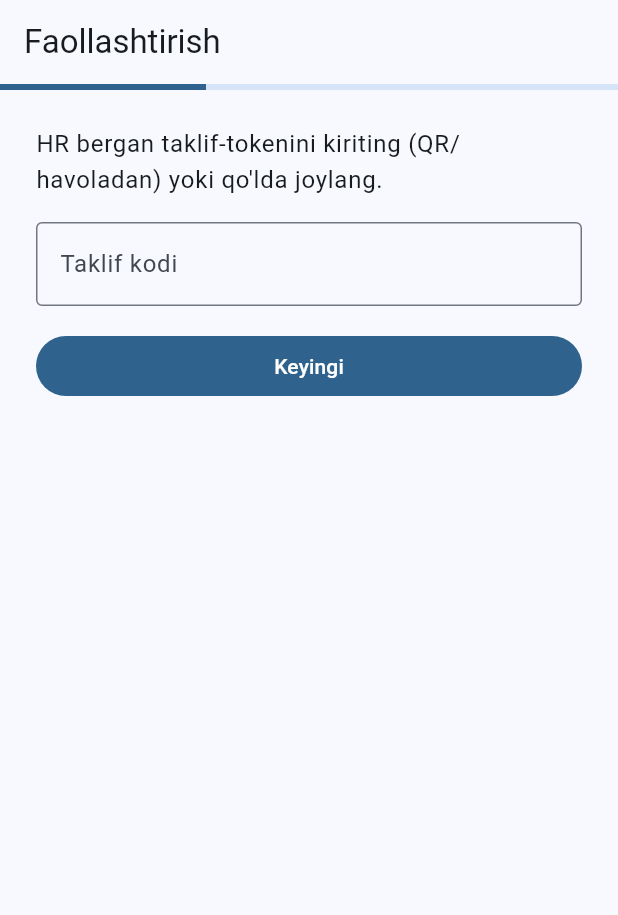
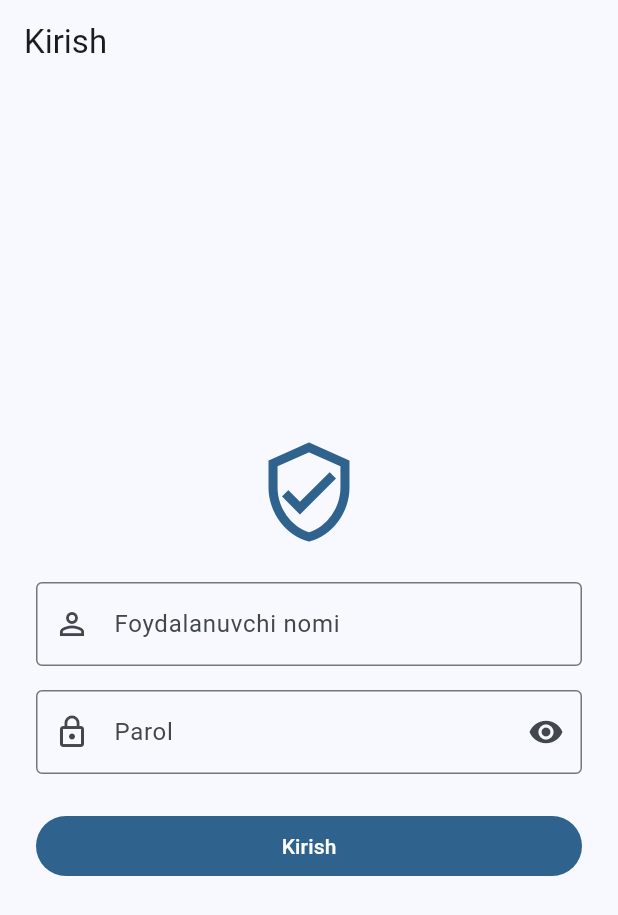
Before and after one commit to anasazamov/employee-control, a Flutter app: the screen it shows after launch, on a phone screen of 412 x 824 dp. Shown: the top 915 px of the screen. Run offline on Flutter 3.47's test engine with Material 3 defaults, Android fonts, the phone set to English and light mode, and no system bars; our stand-ins replace camera, dio, flutter_riverpod, flutter_secure_storage, geolocator, go_router and 1 more; missing offline and left inert: google_mlkit_face_detection, maplibre_gl.

Commit message:
Mobile: username/password login as entry, role-based UI
- New LoginScreen (username + password, show/hide toggle) calls
  POST /v1/auth/login -> stores the real JWT -> role decoded from the token
  drives the shell (manager -> live map, field employee -> check-in). This is
  real auth against the backend, not a mock.
- Router: signed-out users land on /login (invite/OTP activation screen kept
  in code as an alternative but no longer the entry). SessionController.activate
  now requires a real token.
- auth_api.login() added; l10n uz/ru (loginTitle/usernameLabel/passwordLabel/
  loginButton). flutter analyze clean.

Co-Authored-By: Claude Fable 5 <noreply@anthropic.com>
Claude-Session: https://claude.ai/code/session_01NJ6Ey1jXb7uEvXGyNS8kiP

```diff
--- a/mobile/lib/app/router.dart
+++ b/mobile/lib/app/router.dart
@@ -2,7 +2,7 @@ import 'package:flutter/material.dart';
 import 'package:flutter_riverpod/flutter_riverpod.dart';
 import 'package:go_router/go_router.dart';
 
-import '../features/activation/activation_screen.dart';
+import '../features/activation/login_screen.dart';
 import '../features/checkin/checkin_screen.dart';
 import '../features/history/history_screen.dart';
 import '../features/home/home_screen.dart';
@@ -33,9 +33,8 @@ class SessionController extends Notifier<Session?> {
   @override
   Session? build() => null;
 
-  /// Mock aktivatsiya — aktivatsiya oqimi tugaganda chaqiriladi.
-  /// TODO: real oqim — POST /v1/auth/invite + POST /v1/auth/otp (PLAN.md §7).
-  void activate({required UserRole role, String token = 'mock-token'}) {
+  /// Login/aktivatsiya muvaffaqiyatli tugaganda chaqiriladi (real token bilan).
+  void activate({required UserRole role, required String token}) {
     state = Session(role: role, token: token);
   }
 
@@ -57,12 +56,12 @@ final routerProvider = Provider<GoRouter>((ref) {
     refreshListenable: refresh,
     redirect: (context, state) {
       final session = ref.read(sessionProvider);
-      final onActivation = state.matchedLocation == '/activation';
+      final onLogin = state.matchedLocation == '/login';
 
       if (session == null) {
-        return onActivation ? null : '/activation';
+        return onLogin ? null : '/login';
       }
-      if (onActivation) {
+      if (onLogin) {
         return session.role == UserRole.manager ? '/m/map' : '/home';
       }
 
@@ -77,10 +76,10 @@ final routerProvider = Provider<GoRouter>((ref) {
       return null;
     },
     routes: [
-      // Shell'lardan tashqarida — aktivatsiya (PLAN.md §7).
+      // Shell'lardan tashqarida — username/parol login.
       GoRoute(
-        path: '/activation',
-        builder: (context, state) => const ActivationScreen(),
+        path: '/login',
+        builder: (context, state) => const LoginScreen(),
       ),
 
       // Xodim rejimi shell'i (pastki navigatsiya).
--- /dev/null
+++ b/mobile/lib/features/activation/login_screen.dart
@@ -0,0 +1,132 @@
+import 'package:flutter/material.dart';
+import 'package:flutter_riverpod/flutter_riverpod.dart';
+
+import '../../app/router.dart';
+import '../../core/api/api_client.dart';
+import '../../core/auth/jwt.dart';
+import '../../l10n/generated/app_localizations.dart';
+import 'auth_api.dart';
+
+/// Username/parol login (POST /v1/auth/login). Rol JWT'dan aniqlanadi va ilova
+/// rolga qarab UI ko'rsatadi (rahbar -> xarita shell'i, xodim -> check-in shell'i).
+class LoginScreen extends ConsumerStatefulWidget {
+  const LoginScreen({super.key});
+
+  @override
+  ConsumerState<LoginScreen> createState() => _LoginScreenState();
+}
+
+class _LoginScreenState extends ConsumerState<LoginScreen> {
+  final _username = TextEditingController();
+  final _password = TextEditingController();
+  bool _obscure = true;
+  bool _busy = false;
+  String? _error;
+
+  @override
+  void dispose() {
+    _username.dispose();
+    _password.dispose();
+    super.dispose();
+  }
+
+  Future<void> _login() async {
+    final username = _username.text.trim();
+    final password = _password.text;
+    if (username.isEmpty || password.isEmpty) return;
+    setState(() {
+      _busy = true;
+      _error = null;
+    });
+    try {
+      final result = await ref.read(authApiProvider).login(
+            username: username,
+            password: password,
+          );
+      await ref.read(tokenStoreProvider).save(result.accessToken);
+      final role = roleFromToken(result.accessToken);
+      if (!mounted) return;
+      setState(() => _busy = false);
+      // Sessiya o'rnatiladi; router rolga qarab shell'ga yo'naltiradi.
+      ref.read(sessionProvider.notifier).activate(role: role, token: result.accessToken);
+    } catch (e) {
+      if (!mounted) return;
+      setState(() {
+        _busy = false;
+        _error = e is AuthApiException ? e.detail : e.toString();
+      });
+    }
+  }
+
+  @override
+  Widget build(BuildContext context) {
+    final l10n = AppLocalizations.of(context);
+    return Scaffold(
+      appBar: AppBar(title: Text(l10n.loginTitle)),
+      body: SafeArea(
+        child: Center(
+          child: SingleChildScrollView(
+            padding: const EdgeInsets.all(24),
+            child: Column(
+              crossAxisAlignment: CrossAxisAlignment.stretch,
+              children: [
+                Icon(
+                  Icons.verified_user_outlined,
+                  size: 72,
+                  color: Theme.of(context).colorScheme.primary,
+                ),
+                const SizedBox(height: 24),
+                if (_error != null)
+                  Padding(
+                    padding: const EdgeInsets.only(bottom: 12),
+                    child: Text(
+                      _error!,
+                      style: TextStyle(color: Theme.of(context).colorScheme.error),
+                      textAlign: TextAlign.center,
+                    ),
+                  ),
+                TextField(
+                  controller: _username,
+                  autocorrect: false,
+                  enableSuggestions: false,
+                  textInputAction: TextInputAction.next,
+                  decoration: InputDecoration(
+                    labelText: l10n.usernameLabel,
+                    prefixIcon: const Icon(Icons.person_outline),
+                    border: const OutlineInputBorder(),
+                  ),
+                ),
+                const SizedBox(height: 16),
+                TextField(
+                  controller: _password,
+                  obscureText: _obscure,
+                  onSubmitted: (_) => _login(),
+                  decoration: InputDecoration(
+                    labelText: l10n.passwordLabel,
+                    prefixIcon: const Icon(Icons.lock_outline),
+                    suffixIcon: IconButton(
+                      icon: Icon(_obscure ? Icons.visibility : Icons.visibility_off),
+                      onPressed: () => setState(() => _obscure = !_obscure),
+                    ),
+                    border: const OutlineInputBorder(),
+                  ),
+                ),
+                const SizedBox(height: 24),
+                FilledButton(
+                  onPressed: _busy ? null : _login,
+                  child: _busy
+                      ? const SizedBox(
+                          height: 20,
+                          width: 20,
+                          child: CircularProgressIndicator(strokeWidth: 2),
+                        )
+                      : Text(l10n.loginButton),
+                ),
+              ],
+            ),
+          ),
+        ),
+      ),
+    );
+  }
+}
--- a/mobile/lib/l10n/app_ru.arb
+++ b/mobile/lib/l10n/app_ru.arb
@@ -1,6 +1,10 @@
 {
   "@@locale": "ru",
   "appTitle": "Контроль сотрудников",
+  "loginTitle": "Вход",
+  "loginButton": "Войти",
+  "usernameLabel": "Имя пользователя",
+  "passwordLabel": "Пароль",
   "activationTitle": "Активация",
   "inviteCodeLabel": "Код приглашения",
   "phoneLabel": "Номер телефона",
--- a/mobile/lib/l10n/app_uz.arb
+++ b/mobile/lib/l10n/app_uz.arb
@@ -1,6 +1,10 @@
 {
   "@@locale": "uz",
   "appTitle": "Xodimlar nazorati",
+  "loginTitle": "Kirish",
+  "loginButton": "Kirish",
+  "usernameLabel": "Foydalanuvchi nomi",
+  "passwordLabel": "Parol",
   "activationTitle": "Faollashtirish",
   "inviteCodeLabel": "Taklif kodi",
   "phoneLabel": "Telefon raqami",
```
Also changed, not shown: mobile/lib/features/activation/auth_api.dart (+18 -0 lines), mobile/lib/l10n/generated/app_localizations.dart, mobile/lib/l10n/generated/app_localizations_ru.dart, mobile/lib/l10n/generated/app_localizations_uz.dart.
